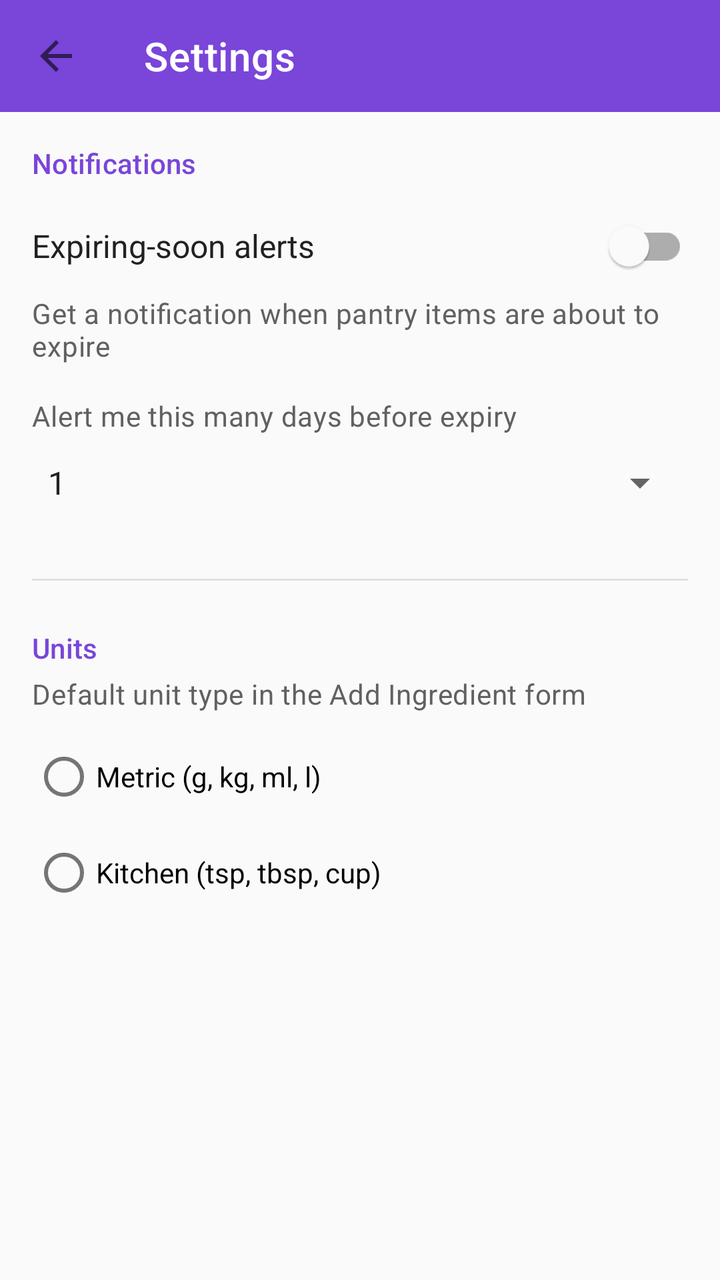
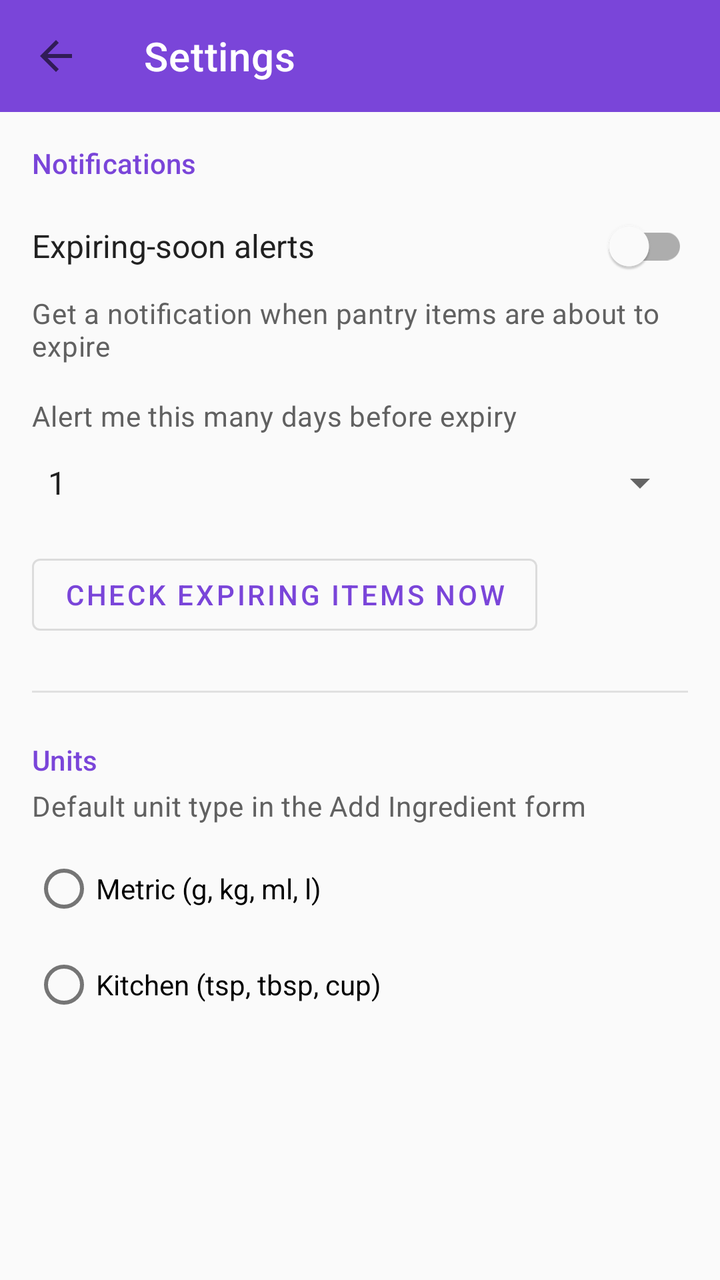

An Android layout rendered at two revisions. The XML below is the earlier revision; the diff shows what the commit changed to produce the second picture.
<!-- AndroidManifest.xml: application theme Theme.SmartPantry -->
<!-- res/layout/activity_settings.xml -->
<?xml version="1.0" encoding="utf-8"?>
<LinearLayout xmlns:android="http://schemas.android.com/apk/res/android"
    xmlns:app="http://schemas.android.com/apk/res-auto"
    android:layout_width="match_parent"
    android:layout_height="match_parent"
    android:orientation="vertical">

    <com.google.android.material.appbar.AppBarLayout
        android:layout_width="match_parent"
        android:layout_height="wrap_content">

        <androidx.appcompat.widget.Toolbar
            android:id="@+id/toolbar_settings"
            android:layout_width="match_parent"
            android:layout_height="?attr/actionBarSize"
            android:background="?attr/colorPrimary"
            app:navigationIcon="?attr/homeAsUpIndicator"
            app:title="@string/title_settings"
            app:titleTextColor="@color/on_primary" />
    </com.google.android.material.appbar.AppBarLayout>

    <ScrollView
        android:layout_width="match_parent"
        android:layout_height="0dp"
        android:layout_weight="1">

        <LinearLayout
            android:layout_width="match_parent"
            android:layout_height="wrap_content"
            android:orientation="vertical"
            android:padding="@dimen/spacing_medium">

            
            <TextView
                android:layout_width="match_parent"
                android:layout_height="wrap_content"
                android:text="@string/settings_alerts_header"
                android:textAppearance="@style/TextAppearance.MaterialComponents.Subtitle2"
                android:textColor="@color/primary" />

            <com.google.android.material.switchmaterial.SwitchMaterial
                android:id="@+id/switch_expiry_alerts"
                android:layout_width="match_parent"
                android:layout_height="wrap_content"
                android:layout_marginTop="@dimen/spacing_small"
                android:minHeight="48dp"
                android:text="@string/settings_expiry_alerts"
                android:textColor="@color/text_primary"
                android:textSize="16sp" />

            <TextView
                android:layout_width="match_parent"
                android:layout_height="wrap_content"
                android:text="@string/settings_expiry_alerts_desc"
                android:textAppearance="@style/TextAppearance.Pantry.Caption" />

            <TextView
                android:layout_width="match_parent"
                android:layout_height="wrap_content"
                android:layout_marginTop="@dimen/spacing_medium"
                android:text="@string/settings_alert_days_label"
                android:textAppearance="@style/TextAppearance.Pantry.Caption" />

            <Spinner
                android:id="@+id/spinner_alert_days"
                android:layout_width="match_parent"
                android:layout_height="48dp"
                android:entries="@array/alert_days" />

            <View
                android:layout_width="match_parent"
                android:layout_height="1dp"
                android:layout_marginVertical="@dimen/spacing_large"
                android:background="@color/divider" />

            
            <TextView
                android:layout_width="match_parent"
                android:layout_height="wrap_content"
                android:text="@string/settings_units_header"
                android:textAppearance="@style/TextAppearance.MaterialComponents.Subtitle2"
                android:textColor="@color/primary" />

            <TextView
                android:layout_width="match_parent"
                android:layout_height="wrap_content"
                android:layout_marginTop="4dp"
                android:text="@string/settings_units_desc"
                android:textAppearance="@style/TextAppearance.Pantry.Caption" />

            <RadioGroup
                android:id="@+id/rg_units"
                android:layout_width="match_parent"
                android:layout_height="wrap_content"
                android:layout_marginTop="@dimen/spacing_small"
                android:orientation="vertical">

                <RadioButton
                    android:id="@+id/rb_metric"
                    android:layout_width="match_parent"
                    android:layout_height="wrap_content"
                    android:minHeight="48dp"
                    android:text="@string/units_metric" />

                <RadioButton
                    android:id="@+id/rb_kitchen"
                    android:layout_width="match_parent"
                    android:layout_height="wrap_content"
                    android:minHeight="48dp"
                    android:text="@string/units_kitchen" />
            </RadioGroup>
        </LinearLayout>
    </ScrollView>
</LinearLayout>
<!-- resources referenced by this layout -->
<resources>
  <string-array name="alert_days">
          <item>1</item>
          <item>2</item>
          <item>3</item>
          <item>5</item>
          <item>7</item>
      </string-array>
  <color name="divider">#E0E0E0</color>
  <color name="on_primary">#FFFFFF</color>
  <color name="primary">#7A45D9</color>
  <color name="text_primary">#212121</color>
  <dimen name="spacing_large">24dp</dimen>
  <dimen name="spacing_medium">16dp</dimen>
  <dimen name="spacing_small">8dp</dimen>
  <string name="settings_alert_days_label">Alert me this many days before expiry</string>
  <string name="settings_alerts_header">Notifications</string>
  <string name="settings_expiry_alerts">Expiring-soon alerts</string>
  <string name="settings_expiry_alerts_desc">Get a notification when pantry items are about to expire</string>
  <string name="settings_units_desc">Default unit type in the Add Ingredient form</string>
  <string name="settings_units_header">Units</string>
  <string name="title_settings">Settings</string>
  <string name="units_kitchen">Kitchen (tsp, tbsp, cup)</string>
  <string name="units_metric">Metric (g, kg, ml, l)</string>
  <style name="TextAppearance.Pantry.Caption" parent="TextAppearance.MaterialComponents.Body2">
          <item name="android:textColor">@color/text_secondary</item>
      </style>
  <style name="Theme.SmartPantry" parent="Theme.MaterialComponents.Light.NoActionBar">
          <item name="colorPrimary">@color/primary</item>
          <item name="colorPrimaryVariant">@color/primary_dark</item>
          <item name="colorOnPrimary">@color/on_primary</item>
          <item name="colorSecondary">@color/secondary</item>
          <item name="colorOnSecondary">@color/on_primary</item>
          <item name="android:colorBackground">@color/background</item>
          <item name="colorSurface">@color/surface</item>
          <item name="android:statusBarColor">?attr/colorPrimaryVariant</item>
      </style>
  <color name="text_secondary">#616161</color>
  <color name="primary_dark">#673AB7</color>
  <color name="secondary">#4CAF50</color>
  <color name="background">#FAFAFA</color>
  <color name="surface">#FFFFFF</color>
</resources>

<!-- the commit's change to res/layout/activity_settings.xml (unified diff, before → after) -->
@@ -67,6 +67,14 @@
                 android:layout_height="48dp"
                 android:entries="@array/alert_days" />
 
+            <com.google.android.material.button.MaterialButton
+                android:id="@+id/btn_check_now"
+                style="@style/Widget.MaterialComponents.Button.OutlinedButton"
+                android:layout_width="wrap_content"
+                android:layout_height="wrap_content"
+                android:layout_marginTop="@dimen/spacing_small"
+                android:text="@string/settings_check_now" />
+
             <View
                 android:layout_width="match_parent"
                 android:layout_height="1dp"
<!-- resource entries referenced after the edit -->
@@ -16,6 +16,7 @@
   <dimen name="spacing_small">8dp</dimen>
   <string name="settings_alert_days_label">Alert me this many days before expiry</string>
   <string name="settings_alerts_header">Notifications</string>
+  <string name="settings_check_now">Check expiring items now</string>
   <string name="settings_expiry_alerts">Expiring-soon alerts</string>
   <string name="settings_expiry_alerts_desc">Get a notification when pantry items are about to expire</string>
   <string name="settings_units_desc">Default unit type in the Add Ingredient form</string>
